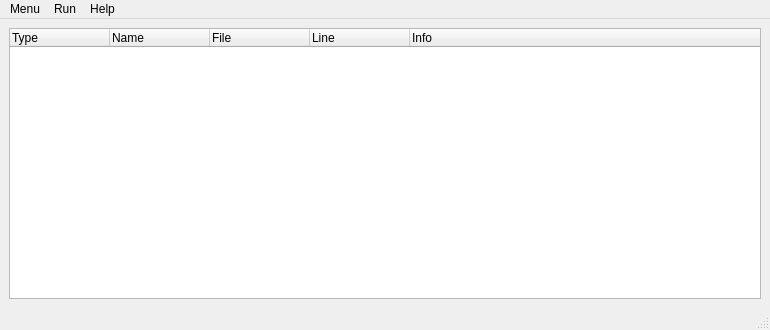
First picture: the form in src/TestParser/View/MainWindow.ui, repository matcatc/Test_Parser, before the edit.
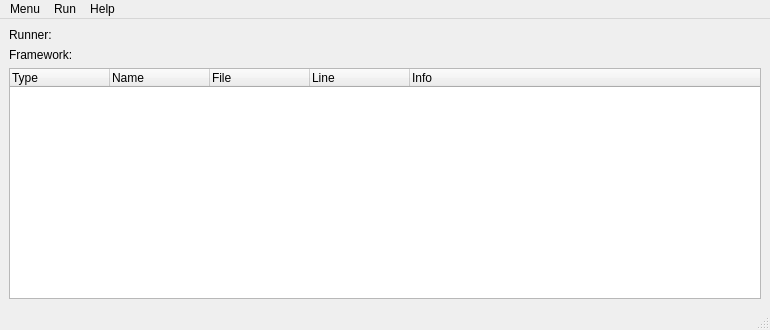
Second picture: the form after the edit.

Commit message: added runner and framework info to GUI

The edit to the form file:
```diff
--- a/src/TestParser/View/MainWindow.ui
+++ b/src/TestParser/View/MainWindow.ui
@@ -18,6 +18,20 @@
   </property>
   <widget class="QWidget" name="centralwidget">
    <layout class="QVBoxLayout" name="verticalLayout">
+    <item>
+     <widget class="QLabel" name="runnerLabel">
+      <property name="text">
+       <string>Runner:</string>
+      </property>
+     </widget>
+    </item>
+    <item>
+     <widget class="QLabel" name="frameworkLabel">
+      <property name="text">
+       <string>Framework:</string>
+      </property>
+     </widget>
+    </item>
     <item>
      <widget class="QTreeWidget" name="treeWidget">
       <property name="autoFillBackground">
```
The commit also changes 2 other files.
